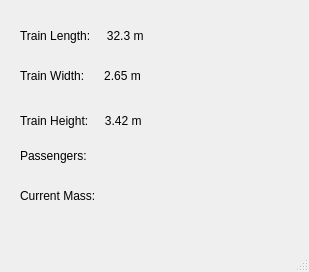
Above: Full System/trainModPopUp.ui from headhunter22/ECE1140-Train-Simulator before the change. Below: the same form after it.
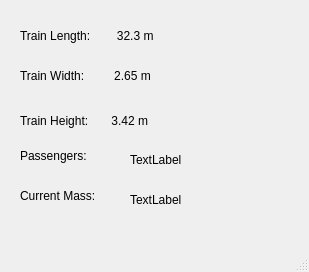
That is the form after the change.

```diff
--- a/Full System/trainModPopUp.ui
+++ b/Full System/trainModPopUp.ui
@@ -27,7 +27,7 @@
      <string notr="true"/>
     </property>
     <property name="text">
-     <string>Train Length:     32.3 m</string>
+     <string>Train Length:        32.3 m</string>
     </property>
    </widget>
    <widget class="QLabel" name="trainWidth">
@@ -40,7 +40,7 @@
      </rect>
     </property>
     <property name="text">
-     <string>Train Width:      2.65 m</string>
+     <string>Train Width:         2.65 m</string>
     </property>
    </widget>
    <widget class="QLabel" name="passengers">
@@ -48,7 +48,7 @@
      <rect>
       <x>20</x>
       <y>140</y>
-      <width>141</width>
+      <width>91</width>
       <height>31</height>
      </rect>
     </property>
@@ -61,7 +61,7 @@
      <rect>
       <x>20</x>
       <y>180</y>
-      <width>131</width>
+      <width>111</width>
       <height>31</height>
      </rect>
     </property>
@@ -79,7 +79,33 @@
      </rect>
     </property>
     <property name="text">
-     <string>Train Height:     3.42 m</string>
+     <string>Train Height:       3.42 m</string>
+    </property>
+   </widget>
+   <widget class="QLabel" name="numPass">
+    <property name="geometry">
+     <rect>
+      <x>130</x>
+      <y>150</y>
+      <width>63</width>
+      <height>20</height>
+     </rect>
+    </property>
+    <property name="text">
+     <string>TextLabel</string>
+    </property>
+   </widget>
+   <widget class="QLabel" name="currMass">
+    <property name="geometry">
+     <rect>
+      <x>130</x>
+      <y>190</y>
+      <width>63</width>
+      <height>20</height>
+     </rect>
+    </property>
+    <property name="text">
+     <string>TextLabel</string>
     </property>
    </widget>
   </widget>
```
